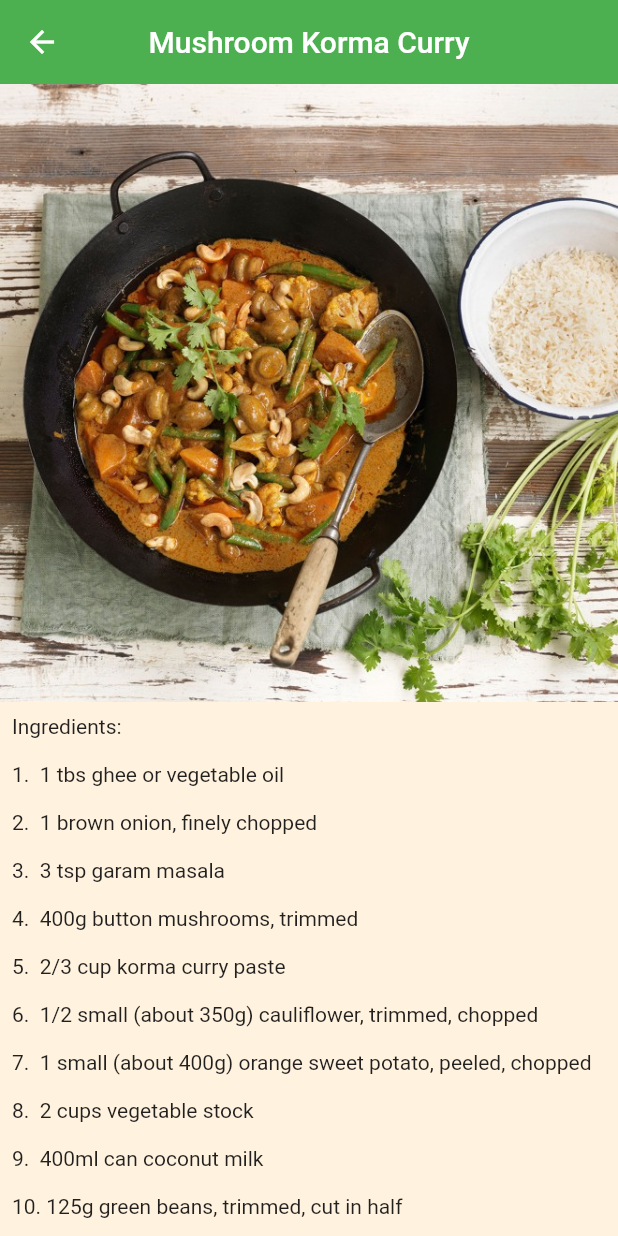
After one commit to PBLGRP3/househelp_app, a Flutter app: the Recipes screen opened directly, after a tap on "Mushroom Korma Curry", on a phone screen of 412 x 824 dp. The commit adds this screen. Run offline on Flutter 3.47's test engine with Material 2 defaults, Android fonts, the light colour scheme and no system bars; our stand-ins replace flutter_slider_drawer, introduction_screen; missing offline and left inert: dart:ffi, sticky_grouped_list; network calls fail.

Commit message:
recipe section merged

```diff
--- /dev/null
+++ b/lib/Recipe/recipe_display.dart
@@ -0,0 +1,53 @@
+import 'package:flutter/material.dart';
+import 'recipe_screen.dart';
+
+class recipe_display extends StatelessWidget {
+  //const recipe_display({Key? key}) : super(key: key);
+  var recipe_widget;
+  var recipe_name;
+  var img_link;
+
+  recipe_display(this.recipe_widget, this.recipe_name, this.img_link);
+
+  @override
+  Widget build(BuildContext context) {
+    return TextButton(
+        onPressed: () {
+          Navigator.push(
+            context,
+            MaterialPageRoute(
+              builder: (context) => recipe_widget,
+            ),
+          );
+        },
+        //padding: const EdgeInsets.all(10.0),
+        child: Column(
+          children: <Widget>[
+            const SizedBox(
+              height: 30.0,
+            ),
+            Image.asset(
+              img_link,
+              // fit: BoxFit.contain,
+              height: 200,
+              // width: 40,
+            ),
+            const SizedBox(
+              height: 30.0,
+            ),
+            Align(
+              alignment: Alignment.center,
+              child: Text(
+                recipe_name,
+                textScaleFactor: 1.2,
+                style: TextStyle(
+                  fontFamily: 'montessarat',
+                  fontSize: 14,
+                  color: Colors.black,
+                ),
+              ),
+            )
+          ],
+        ));
+  }
+}
--- /dev/null
+++ b/lib/Recipe/recipe_screen.dart
@@ -0,0 +1,49 @@
+import 'package:flutter/material.dart';
+
+class recipe_screen extends StatelessWidget {
+  //const recipe_screen({Key? key}) : super(key: key);
+
+  var mText;
+  var imglink;
+  var title;
+
+  recipe_screen(this.mText, this.imglink, this.title);
+
+  @override
+  Widget build(BuildContext context) {
+    return Scaffold(
+        backgroundColor: Colors.orange[50],
+        appBar: AppBar(
+          centerTitle: true,
+          title: Text(
+            title,
+            textAlign: TextAlign.center,
+          ),
+          elevation: 0.0,
+          backgroundColor: Colors.green,
+        ),
+        body: Center(
+          child: SingleChildScrollView(
+            child: Column(
+              children: <Widget>[
+                Image.asset(imglink),
+                Padding(
+                  padding: const EdgeInsets.all(8.0),
+                  child: Text(mText),
+                ),
+                /*SizedBox(
+                    height: 300,
+                    width: 600, // 1st set height
+
+                    child: Text(
+                      mText,
+                      //nText,
+                      textScaleFactor: 1.4,
+                    )),*/
+                // 2nd wrap in FittedBox
+              ],
+            ),
+          ),
+        ));
+  }
+}
--- /dev/null
+++ b/lib/Recipe/recipes.dart
@@ -0,0 +1,230 @@
+import 'package:flutter/material.dart';
+import 'recipe_screen.dart';
+import 'recipe_display.dart';
+
+class Recipes extends StatelessWidget {
+  var image1 = "Saag Vegetable Curry";
+  var image2 = "Tandoori Roasted Cup Mushrooms";
+  var image3 = "Mushroom Korma Curry";
+  var image4 = "One-pan Coconut Chettinad Prawn Curry";
+  var image5 = "Cauliflower and Chickpea Curry";
+  var image6 = "Veg Tikka Masala Vegetarian Pies";
+  var image7 = "One-Pan Butter Chicken";
+
+  @override
+  Widget build(BuildContext context) {
+    return Scaffold(
+      //  backgroundColor: Color.fromARGB(217, 254, 255, 255),
+      backgroundColor: Colors.white,
+      appBar: AppBar(
+        centerTitle: true,
+        title: const Text("Recipes",
+            style: TextStyle(fontSize: 27, fontWeight: FontWeight.normal)),
+        backgroundColor: Colors.green,
+        elevation: 1.0,
+      ),
+      body: ListView(
+        children: <Widget>[
+          recipe_display(
+            recipe_screen(
+              '''Ingredients:
+ \n1.  2 red onions
+ \n2.  2 tablespoons lime juice
+ \n3.  salt and finely ground white pepper
+ \n4.  200g paneer cheese, drained, cut into 2cm cubes
+ \n5.  2tablespoon vegetable oil
+ \n6.  1 yellow capsicum, deseeded, cut into thin strips
+ \n7.  100g green beans, trimmed
+ \n8.  1 small head of broccoli, cut into florets
+ \n9.  375g Passage to India Saag Curry Simmer Sauce
+ \n10. Large bunch baby spinach (about 100g)
+ \n11. Steamed basmati rice to serve
+ \n12. Pappadams, to serve
+
+\n\nMethod:
+\n1. Thinly slice 1 red onion and place into a small bowl. Add lime juice, salt and white pepper. Toss until combined.
+\n2. Cut remaining onion into thin wedges. Pat paneer dry with paper towel. Brush with oil. Heat a large non-stick frying pan over medium heat. When hot. Add paneer and cook for 1-2 minutes each side or until golden. Transfer to a plate.
+\n3. Heat remaining oil in frying pan over medium heat. Add onion wedges and capsicum. Cook for 4 minutes or until softened. Add green beans, broccoli, Passage to India Saag Curry Simmer Sauce and 1 cup water. Stir until combined and mixture comes to the boil. Reduce heat and simmer curry for 8 minutes or until vegetables are softened.
+\n4. Stir spinach into curry and cook for 1 minute or until wilted. Spoon rice into serving bowls. Top with vegetable curry, pickled onion and paneer with pappadams on the side.
+
+
+
+
+
+''',
+              "assets/images/R1.jpg",
+              "Saag Vegetable Curry with Paneer Cheese",
+            ),
+            image1,
+            "assets/images/R1.jpg",
+          ),
+          const SizedBox(
+            height: 30.0,
+          ),
+          recipe_display(
+            recipe_screen(
+              '''Ingredients:
+\n1. 1 cup Greek-style natural yoghurt
+\n2. 5 tbs tandoori paste
+\n3. 1 tsp ground cumin
+\n4. 500g cup mushrooms
+\n5. Coriander leaves, yoghurt, naan bread & lemon wedges, to serve
+
+
+Method:
+
+\n1. Preheat oven to 250°C or 230°C fan forced. Combine yoghurt, tandoori paste and cumin in a large bowl. Add mushrooms and stir to coat
+\n2. Place mushrooms onto a well-greased baking tray. Roast for 10-12 minutes until lightly charred and tender
+\n3. Top with coriander leaves and serve with yoghurt, naan bread and lemon wedges
+
+Tips & Hints:
+
+Serves 4 as a light meal''',
+              "assets/images/R2.jpg",
+              "Tandoori Roasted Cup Mushrooms",
+            ),
+            image2,
+            "assets/images/R2.jpg",
+          ),
+          const SizedBox(
+            height: 30.0,
+          ),
+          recipe_display(
+              recipe_screen(
+                '''Ingredients:
+\n1.  1 tbs ghee or vegetable oil
+\n2.  1 brown onion, finely chopped
+\n3.  3 tsp garam masala
+\n4.  400g button mushrooms, trimmed
+\n5.  2/3 cup korma curry paste
+\n6.  1/2 small (about 350g) cauliflower, trimmed, chopped
+\n7.  1 small (about 400g) orange sweet potato, peeled, chopped
+\n8.  2 cups vegetable stock
+\n9.  400ml can coconut milk
+\n10. 125g green beans, trimmed, cut in half
+\n11. Roasted cashews, fresh coriander leaves & steamed basmati rice, to serve
+
+\n\nMethod:
+\n1. Heat ghee or oil in a large wok over medium heat. Add onion and garam masala. Cook, stirring occasionally for 3 minutes, until soft. Add mushrooms
+\n2. Cook, stirring over a high heat for about 5 minutes, or until mushrooms are soft. Add curry paste. Cook, stirring, for 1-2 minutes, or until fragrant
+\n3. Add cauliflower and sweet potato and stir to coat in spice mixture. Add stock and coconut milk. Bring to boil. Cover with lid
+\n4. Simmer, stirring occasionally over a medium-low heat for about 15 minutes, or until potato is tender. Remove lid
+\n5. Add beans and simmer, uncovered for about 5 minutes or until beans are tender. Serve. Sprinkle over cashews and coriander. Serve with basmati rice
+
+\n\nTips & Hints:
+\nYou can use other vegetables such as butternut pumpkin, red capsicum and zucchini''',
+                "assets/images/R3.jpg",
+                "Mushroom Korma Curry",
+              ),
+              image3,
+              'assets/images/R3.jpg'),
+          const SizedBox(
+            height: 30.0,
+          ),
+          recipe_display(
+            recipe_screen(
+              '''Ingredients:
+\n1. 450g peeled, deveined green king prawns
+\n2. 225g pkt Street Kitchen Coconut Chicken Chettinad Kit
+\n3. 2 tbsp vegetable oil
+\n4. 250g punnet cherry tomatoes
+\n5. 165ml tin coconut milk
+\n6. 450g pkt family size microwave basmati rice
+\n7. 2 x birdseye chillies, thinly sliced
+\n8. Coriander leaves, to serve
+\n9. Lime wedges, to serve
+
+\n\nMethod:
+\n1. Place prawns in a bowl and add the ginger & garlic paste from the Street Kitchen pack. Stir to coat.
+\n2. Heat 1 tbsp of the oil in a large non-stick lidded frying pan over medium high heat. Add the prawns and cook, stirring, for 2-3 minutes or until lightly coloured. Transfer to a plate
+\n3. Heat remaining oil in the pan and add the Street Kitchen spices. Cook for 1-2 minutes or until aromatic. Add the tomatoes and cook over high heat for 2 minute or until starting to split. Pour in the curry sauce and bring to a simmer. Stir in 1 cup of water and the coconut milk. Add the rice, stir to combine, cover and cook for 10 minutes or until the rice is almost cooked.
+\n4. Return prawns and chilli to the pan, gently stir to combine. Cover and cook for a further 2 minutes or until the rice and prawns are cooked
+\n5. Serve the prawns and rice, scattered with remaining chilli, coriander and lime wedges.''',
+              "assets/images/R4.jpg",
+              "One-pan Coconut Chettinad Prawn Curry",
+            ),
+            image4,
+            'assets/images/R4.jpg',
+          ),
+          const SizedBox(
+            height: 30.0,
+          ),
+          recipe_display(
+            recipe_screen('''Ingredients:
+\n1.  20ml olive oil
+\n2.  1 onion, finely sliced
+\n3.  2 tablespoons medium curry paste
+\n4.  1/2 cauliflower (approx. 450g), cut into florets
+\n5.  400g can ARDMONA Whole Peeled Tomatoes
+\n6.  400g can chickpeas, drained and rinsed
+\n7.  100g green beans, trimmed and chopped
+\n8.  1 cup water
+\n9.  Salt flakes and freshly ground black pepper, to taste
+\n10. 1/2 cup coriander leaves, chopped
+\n11. Steamed rice and naan bread, to serve
+
+\n\nMethod:
+\n1. Heat oil in a deep frying pan over a low heat. Add onion and cook for 2-3 minutes until softened. Stir in curry paste and cook for 1-2 minutes until fragrant
+\n2. Add cauliflower, tomatoes, chickpeas, beans and water to pan. Bring to the boil, reduce heat and simmer covered, stirring often for 12-15 minutes or until cauliflower is tender. Season to taste
+\n3. Stir in coriander leaves and accompany with steamed rice and bread''',
+                "assets/images/R5.jpg", "Cauliflower and Chickpea Curry"),
+            image5,
+            'assets/images/R5.jpg',
+          ),
+          const SizedBox(
+            height: 30.0,
+          ),
+          recipe_display(
+            recipe_screen('''Ingredients:
+\n1.  1 tablespoon vegetable oil
+\n2.  1 brown onion, finely diced
+\n3.  1 carrot, finely diced
+\n4.  375g Passage to India Tikka Masala simmer sauce
+\n5.  1 zucchini, finely diced
+\n6.  1 1/2 cups broccoli florets
+\n7.  100g green beans, cut into 2cm pieces
+\n8.  1 cob of corn, kernels removed
+\n9.  4 sheets ready rolled frozen puff pastry
+\n10. 1 egg, whisked
+\n11. 1 tablespoon sesame seeds
+\n12. Mango chutney, to serve
+
+\n\nMethod:
+\n1. Heat oil in a large non-stick frying pan over medium heat. Add onion and carrot and cook for 5 minutes or until softened. Add Passage to India Tikka Masala Simmer Sauce and 1/3 cup water. Bring curry to the boil.
+\n2. Add zucchini, broccoli, green beans and corn. Stir until well combined. Cook for 4 minutes or until tender. Cool.
+\n3. Preheat oven to 200°C / 180°C fan forced. Place a baking tray in oven. Grease 4 metal pie tins. Cut 4 x 13cm rounds from pastry. Line prepared tins with pastry. Spoon vegetable curry mixture into pie shells. Cut 4 x 12cm rounds from pastry. Brush edge of pastry shell with water. Cover curried pie filling with pastry rounds and seal. Brush top of pies with egg and sprinkle with sesame seeds. Cut a small cross on the top of each pie. Place pies onto hot tray and bake for 25 minutes or until golden and crisp.''',
+                "assets/images/R6.jpg", "Veg Tikka Masala Vegetarian Pies"),
+            image6,
+            'assets/images/R6.jpg',
+          ),
+          const SizedBox(
+            height: 30.0,
+          ),
+          recipe_display(
+              recipe_screen('''Ingredients:
+\n1. 1 tablespoon vegetable oil
+\n2. 8 chicken thigh cutlets, with skin on
+\n3. 1 brown onion, thinly sliced
+\n4. 1/2 (500g) cauliflower, cut into florets
+\n5. 375g Passage to India Butter Chicken Simmer Sauce
+\n6. 2 tablespoons light thickened cream
+\n7. Steamed basmati rice, to serve
+\n8. Roasted salted cashews, roughly chopped, to serve
+\n9. Coriander sprigs, to serve
+
+\n\nMethod:
+\n1. Heat oil in a large non-stick frying pan over medium heat. Add chicken pieces and cook for 10 minutes or until browned on all sides. Transfer to a plate. Drain excess fat and discard
+\n2. Add onion and cauliflower to pan and cook for 5 minutes or until softened. Pour Passage of India Butter Chicken Simmer Sauce over vegetables and bring to a simmer. Return chicken pieces to pan, coating well with sauce. Cover pan, reduce heat and simmer for 20 minutes or until chicken is cooked through. Stir through cream just before serving
+\n3. Spoon rice onto a platter. Top with chicken, vegetables and sauce. Sprinkle with cashew nuts and coriander''',
+                  "assets/images/R7.jpg",
+                  "One-Pan Butter Chicken with Cauliflower"),
+              image7,
+              'assets/images/R7.jpg'),
+          const SizedBox(
+            height: 35.0,
+          ),
+        ],
+      ),
+    );
+  }
+}
--- a/lib/homepage/homescreen.dart
+++ b/lib/homepage/homescreen.dart
@@ -4,6 +4,7 @@ import 'package:flutter_slider_drawer/flutter_slider_drawer.dart';
 import '../dashboard.dart';
 import './menubutton.dart';
 import '../ExpDate/exp_screen.dart';
+import '../Recipe/recipes.dart';
 
 class homescreen extends StatelessWidget {
   @override
@@ -50,7 +51,8 @@ class homescreen extends StatelessWidget {
               menubutton(
                 "         RECIPES",
                 "assets/images/cooking.png",
-                ExpScreen(),
+                //Recipes(),
+                Recipes(),
               )
             ],
           ),
--- a/lib/models/medicine.dart
+++ b/lib/models/medicine.dart
@@ -10,6 +10,6 @@ class medicine {
     @required this.name,
     @required this.expiry_date,
     this.id = 0,
-    @required this.add_date,
+    this.add_date,
   });
 }
```
Also changed, not shown: lib/ExpDate/exp_screen.dart (+129 -1 lines), lib/ExpDate/input_medicine.dart (+101 -0 lines), pubspec.yaml (+7 -0 lines), assets/images/R1.jpg (added), assets/images/R2.jpg (added), assets/images/R3.jpg (added), assets/images/R4.jpg (added), assets/images/R5.jpg (added), assets/images/R6.jpg (added), assets/images/R7.jpg (added).
